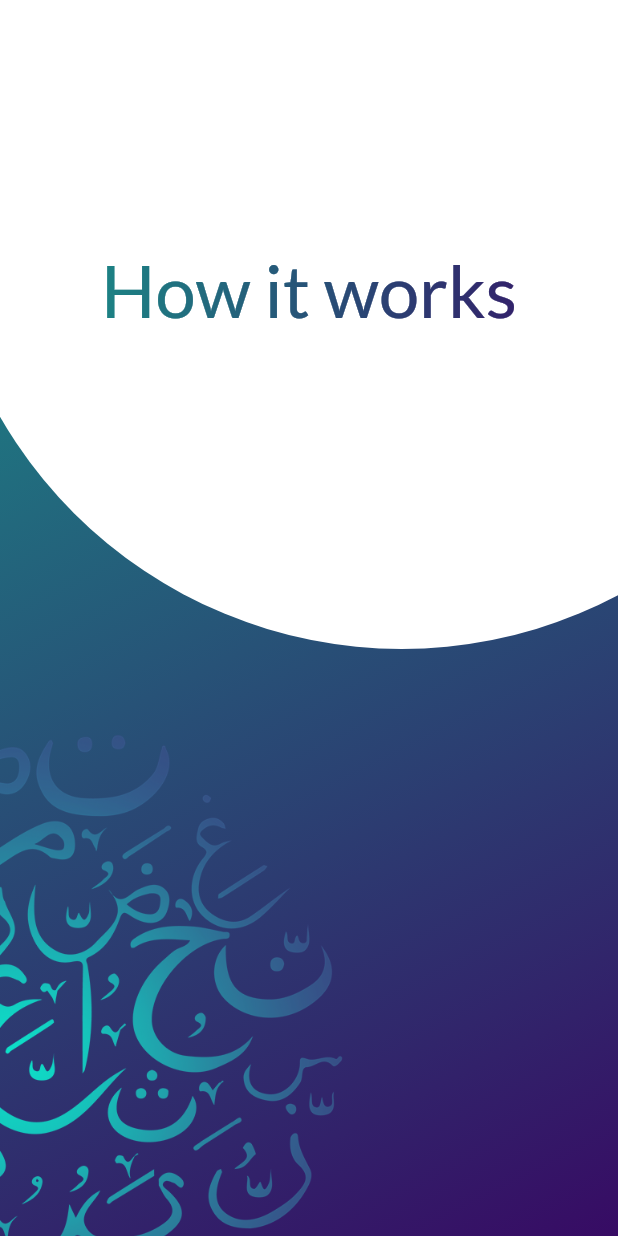
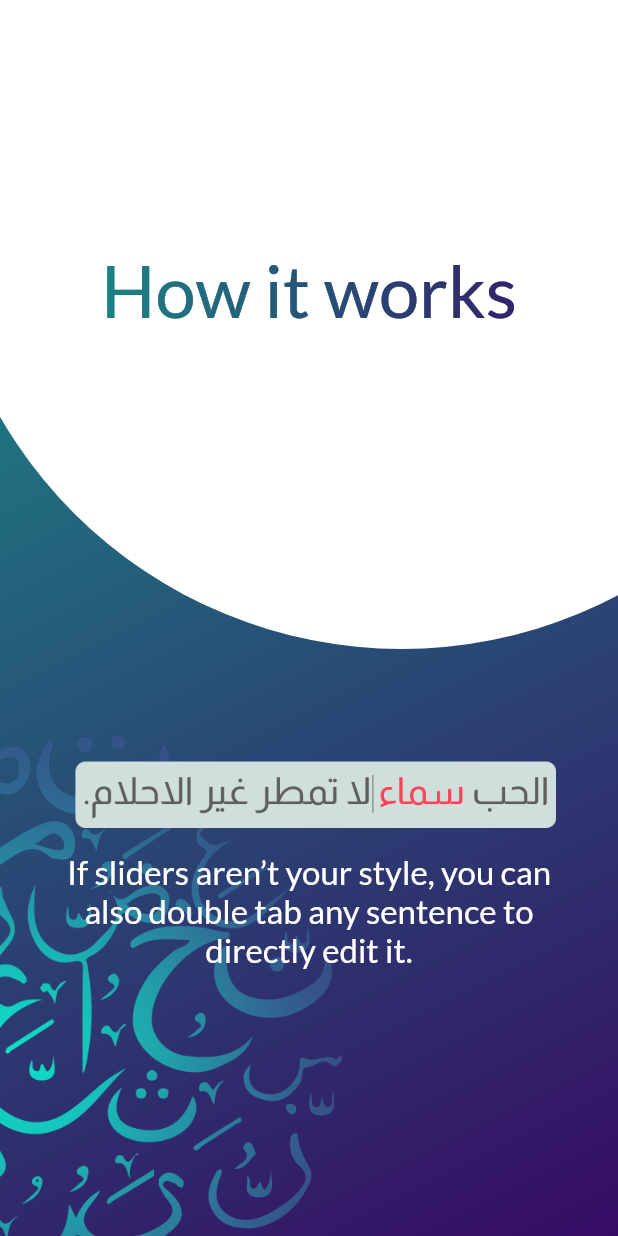
Before and after one commit to PeterAtger/dsp_teacher_application, a Flutter app: the HIW4 screen opened directly, on a phone screen of 412 x 824 dp. Run offline on Flutter 3.47's test engine with Material 2 defaults, Android fonts, the phone set to English and light mode, and no system bars; our stand-ins replace convex_bottom_bar, flutter_svg; missing offline and left inert: adobe_xd.

Commit message:
Finished How it works {Very Important commit / Finished Presentation Layer}

```diff
--- /dev/null
+++ b/lib/Presentation/Pages/how_it_works/components/Instruction.dart
@@ -0,0 +1,48 @@
+import 'package:dsp_teacher_application/Presentation/Theme/theme.dart';
+import 'package:flutter/material.dart';
+
+class Instructions extends StatelessWidget {
+  const Instructions({
+    Key key,
+    @required this.size,
+    @required this.instructionText,
+    @required this.instructionImage,
+  }) : super(key: key);
+
+  final Size size;
+  final String instructionText;
+  final String instructionImage;
+
+  @override
+  Widget build(BuildContext context) {
+    return Positioned(
+      bottom: 0,
+      child: Container(
+        padding: EdgeInsets.only(bottom: 72),
+        height: size.height / 2,
+        width: size.width,
+        child: Column(
+          mainAxisAlignment: MainAxisAlignment.center,
+          children: [
+            Image(
+              width: size.width * 0.8,
+              image: AssetImage(
+                  'lib/Presentation/Images/${this.instructionImage}.png'),
+            ),
+            Padding(
+              padding:
+                  const EdgeInsets.symmetric(horizontal: 32.0, vertical: 16),
+              child: Text(
+                this.instructionText,
+                textAlign: TextAlign.center,
+                style: AppFonts.appText.copyWith(
+                  color: AppColors.cWhite,
+                ),
+              ),
+            ),
+          ],
+        ),
+      ),
+    );
+  }
+}
--- a/lib/Presentation/Pages/how_it_works/hiw1.dart
+++ b/lib/Presentation/Pages/how_it_works/hiw1.dart
@@ -1,7 +1,9 @@
 import 'package:dsp_teacher_application/Presentation/Pages/how_it_works/components/GradientHeading.dart';
+import 'package:dsp_teacher_application/Presentation/Pages/how_it_works/components/Instruction.dart';
 import 'package:dsp_teacher_application/Presentation/Theme/theme.dart';
 import 'package:dsp_teacher_application/Presentation/global_components/ArabicImage.dart';
 import 'package:flutter/material.dart';
+import 'package:flutter_svg/flutter_svg.dart';
 
 import 'components/BackGroundGradient.dart';
 
@@ -42,6 +44,14 @@ class HIW1 extends StatelessWidget {
           ),
         ],
       ),
+
+      // Content
+      Instructions(
+        size: size,
+        instructionText:
+            'First Select the grade you want to see questions from.',
+        instructionImage: 'hiw1',
+      )
     ]));
   }
 }
--- a/lib/Presentation/Pages/how_it_works/hiw2.dart
+++ b/lib/Presentation/Pages/how_it_works/hiw2.dart
@@ -1,5 +1,6 @@
 import 'package:dsp_teacher_application/Presentation/Pages/how_it_works/components/BackGroundGradient.dart';
 import 'package:dsp_teacher_application/Presentation/Pages/how_it_works/components/GradientHeading.dart';
+import 'package:dsp_teacher_application/Presentation/Pages/how_it_works/components/Instruction.dart';
 import 'package:dsp_teacher_application/Presentation/Theme/theme.dart';
 import 'package:dsp_teacher_application/Presentation/global_components/ArabicImage.dart';
 import 'package:flutter/material.dart';
@@ -41,6 +42,13 @@ class HIW2 extends StatelessWidget {
           )
         ],
       ),
+      // Content
+      Instructions(
+        size: size,
+        instructionText:
+            'Select a Question you feel confident about. \nUrgent questions have a green dot next to them.',
+        instructionImage: 'hiw2',
+      )
     ]));
   }
 }
--- a/lib/Presentation/Pages/how_it_works/hiw3.dart
+++ b/lib/Presentation/Pages/how_it_works/hiw3.dart
@@ -3,6 +3,8 @@ import 'package:dsp_teacher_application/Presentation/Pages/how_it_works/componen
 import 'package:dsp_teacher_application/Presentation/Theme/theme.dart';
 import 'package:dsp_teacher_application/Presentation/global_components/ArabicImage.dart';
 import 'package:flutter/material.dart';
+
+import 'components/Instruction.dart';
 
 class HIW3 extends StatelessWidget {
   @override
@@ -41,6 +43,14 @@ class HIW3 extends StatelessWidget {
           )
         ],
       ),
+
+      // Content
+      Instructions(
+        size: size,
+        instructionText:
+            'Select a sentence and a slider with possible dactirizations will appear.',
+        instructionImage: 'hiw3',
+      )
     ]));
   }
 }
--- a/lib/Presentation/Pages/how_it_works/hiw4.dart
+++ b/lib/Presentation/Pages/how_it_works/hiw4.dart
@@ -1,5 +1,6 @@
 import 'package:dsp_teacher_application/Presentation/Pages/how_it_works/components/BackGroundGradient.dart';
 import 'package:dsp_teacher_application/Presentation/Pages/how_it_works/components/GradientHeading.dart';
+import 'package:dsp_teacher_application/Presentation/Pages/how_it_works/components/Instruction.dart';
 import 'package:dsp_teacher_application/Presentation/Theme/theme.dart';
 import 'package:dsp_teacher_application/Presentation/global_components/ArabicImage.dart';
 import 'package:flutter/material.dart';
@@ -41,6 +42,14 @@ class HIW4 extends StatelessWidget {
           )
         ],
       ),
+
+      // Content
+      Instructions(
+        size: size,
+        instructionText:
+            'If sliders aren’t your style, you can also double tab any sentence to directly edit it.',
+        instructionImage: 'hiw4',
+      )
     ]));
   }
 }
```
Also changed, not shown: lib/Presentation/Images/hiw1.png (added), lib/Presentation/Images/hiw2.png (added), lib/Presentation/Images/hiw3.png (added), lib/Presentation/Images/hiw4.png (added).
